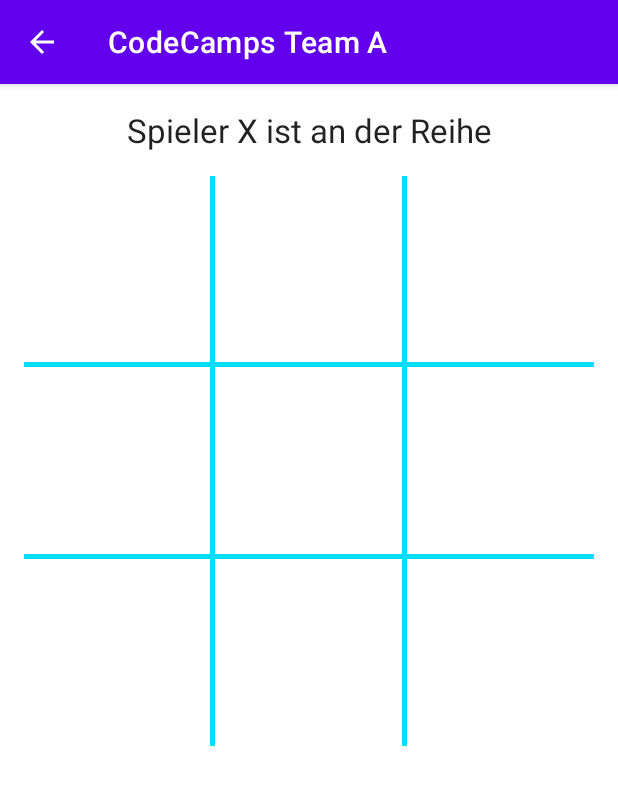
After one commit to JulianWerner98/CodeCampsTeamA, an Android app: the GameActivity screen opened directly, with no data from a screen before it, on a phone screen of 412 x 824 dp. The commit adds this screen. Shown: the top 785 px of the screen. Run offline under Robolectric (Android 15) with nearby library versions, the light colour scheme and no system bars.

Commit message:
feat: rudimental TTT with two Activitys

```diff
--- a/app/src/main/AndroidManifest.xml
+++ b/app/src/main/AndroidManifest.xml
@@ -18,6 +18,13 @@
                 <category android:name="android.intent.category.LAUNCHER" />
             </intent-filter>
         </activity>
+        <activity android:name=".GameActivity"
+            android:parentActivityName=".MainActivity">
+            <!-- The meta-data tag is required if you support API level 15 and lower -->
+            <meta-data
+                android:name="android.support.PARENT_ACTIVITY"
+                android:value=".MainActivity" />
+        </activity>
     </application>
 
 </manifest>
--- /dev/null
+++ b/app/src/main/java/de/uniks/ws2122/cc/teamA/GameActivity.kt
@@ -0,0 +1,86 @@
+package de.uniks.ws2122.cc.teamA
+
+import androidx.appcompat.app.AppCompatActivity
+import android.os.Bundle
+import android.widget.TextView
+import java.util.*
+import kotlin.collections.ArrayList
+
+class GameActivity : AppCompatActivity() {
+    private var currentPlayer = "X"
+    private var fields: ArrayList<TextView> = ArrayList()
+    private lateinit var statusText: TextView
+    private var phase = "playing"
+
+    override fun onCreate(savedInstanceState: Bundle?) {
+        super.onCreate(savedInstanceState)
+        setContentView(R.layout.activity_game)
+        statusText = findViewById(R.id.statusText)
+        statusText.text = "Spieler X ist an der Reihe"
+
+        fields.add(findViewById(R.id.field00))
+        fields.add(findViewById(R.id.field01))
+        fields.add(findViewById(R.id.field02))
+
+        fields.add(findViewById(R.id.field10))
+        fields.add(findViewById(R.id.field11))
+        fields.add(findViewById(R.id.field12))
+
+        fields.add(findViewById(R.id.field20))
+        fields.add(findViewById(R.id.field21))
+        fields.add(findViewById(R.id.field22))
+
+        for (i in 0..8) {
+            fields[i].setOnClickListener {
+                onFieldClicked(fields[i])
+            }
+        }
+    }
+
+    private fun onFieldClicked(field: TextView) {
+        if (field.text.isEmpty() and phase.equals("playing")) {
+            field.text = currentPlayer
+            currentPlayer = if (currentPlayer.equals("X")) "O" else "X"
+            statusText.text = "Spieler " + currentPlayer + " ist an der Reihe"
+            checkWinner()
+        }
+        else if (phase.equals("win")){
+            resetGame()
+        }
+    }
+
+    private fun checkWinner() {
+        //Schauen, ob field leer ist
+        var winner = ""
+        for (i in 0..2) {
+            //Row
+            if (fields[0 + (3 * i)].text.equals(fields[1 + (3 * i)].text) and
+                fields[1 + (3 * i)].text.equals(fields[2 + (3 * i)].text)
+            )
+                winner += fields[0 + (3 * i)].text.toString()
+            //Col
+            if (fields[0 + i].text.equals(fields[3 + i].text) and
+                fields[3 + i].text.equals(fields[6 + i].text)
+            ) winner += fields[0 + i].text.toString()
+        }
+        //Diagonalen
+        if (fields[0].text.equals(fields[4].text) and fields[4].text.equals(fields[8].text)
+        ) winner += fields[4].text.toString()
+        if (fields[2].text.equals(fields[4].text) and fields[4].text.equals(fields[6].text)
+        ) winner += fields[4].text.toString()
+
+        if (!winner.isEmpty()) {
+            statusText.text = "Spieler " + winner + " hat gewonnen"
+            phase = "win"
+        }
+    }
+    private fun resetGame(){
+        phase = "playing"
+        for (i in 0..8){
+            fields[i].text = ""
+        }
+        statusText.text = "Spieler X ist an der Reihe"
+        currentPlayer = "X"
+    }
+
+}
--- a/app/src/main/java/de/uniks/ws2122/cc/teamA/MainActivity.kt
+++ b/app/src/main/java/de/uniks/ws2122/cc/teamA/MainActivity.kt
@@ -1,11 +1,22 @@
 package de.uniks.ws2122.cc.teamA
 
+import android.content.Intent
 import androidx.appcompat.app.AppCompatActivity
 import android.os.Bundle
+import android.widget.*
 
 class MainActivity : AppCompatActivity() {
+    private lateinit var startGameButton: Button
+
     override fun onCreate(savedInstanceState: Bundle?) {
         super.onCreate(savedInstanceState)
         setContentView(R.layout.activity_main)
+        // Set
+        startGameButton = findViewById(R.id.startGameButton)
+        startGameButton.setOnClickListener {
+            val intent = Intent(this, GameActivity::class.java).apply {  }
+            startActivity(intent)
+        }
     }
+
 }
--- /dev/null
+++ b/app/src/main/res/layout/activity_game.xml
@@ -0,0 +1,146 @@
+<?xml version="1.0" encoding="utf-8"?>
+<androidx.constraintlayout.widget.ConstraintLayout xmlns:android="http://schemas.android.com/apk/res/android"
+    xmlns:app="http://schemas.android.com/apk/res-auto"
+    xmlns:tools="http://schemas.android.com/tools"
+    android:layout_width="match_parent"
+    android:layout_height="match_parent">
+
+    <TextView
+        android:id="@+id/statusText"
+        android:layout_width="wrap_content"
+        android:layout_height="wrap_content"
+        android:layout_marginTop="16dp"
+        android:textAppearance="@style/TextAppearance.AppCompat.Large"
+        app:layout_constraintEnd_toEndOf="parent"
+        app:layout_constraintStart_toStartOf="parent"
+        app:layout_constraintTop_toTopOf="parent" />
+
+    <TableLayout
+        android:layout_width="0dp"
+        android:layout_height="0dp"
+        android:layout_marginStart="16dp"
+        android:layout_marginTop="16dp"
+        android:layout_marginEnd="16dp"
+        android:background="@android:color/holo_blue_bright"
+        app:layout_constraintDimensionRatio="h,1:1"
+        app:layout_constraintEnd_toEndOf="parent"
+        app:layout_constraintStart_toStartOf="parent"
+        app:layout_constraintTop_toBottomOf="@+id/statusText">
+
+        <TableRow
+            android:layout_width="match_parent"
+            android:layout_height="match_parent"
+            android:layout_weight="1">
+
+            <TextView
+                android:id="@+id/field00"
+                android:layout_width="match_parent"
+                android:layout_height="match_parent"
+                android:layout_weight="1"
+                android:background="@color/white"
+                android:gravity="center"
+                android:textAppearance="@style/TextAppearance.AppCompat.Large" />
+
+            <TextView
+                android:id="@+id/field01"
+                android:layout_width="match_parent"
+                android:layout_height="match_parent"
+                android:layout_marginLeft="3dp"
+                android:layout_marginRight="3dp"
+                android:layout_weight="1"
+                android:background="@color/white"
+                android:clickable="false"
+                android:gravity="center"
+                android:textAppearance="@style/TextAppearance.AppCompat.Large" />
+
+            <TextView
+                android:id="@+id/field02"
+                android:layout_width="match_parent"
+                android:layout_height="match_parent"
+                android:layout_weight="1"
+                android:background="@color/white"
+                android:gravity="center"
+                android:textAppearance="@style/TextAppearance.AppCompat.Large" />
+        </TableRow>
+
+        <TableRow
+            android:layout_width="match_parent"
+            android:layout_height="match_parent"
+            android:layout_weight="1">
+
+            <TextView
+                android:id="@+id/field10"
+                android:layout_width="match_parent"
+                android:layout_height="match_parent"
+                android:layout_marginTop="3dp"
+                android:layout_marginBottom="3dp"
+                android:layout_weight="1"
+                android:background="@color/white"
+                android:gravity="center"
+                android:textAppearance="@style/TextAppearance.AppCompat.Large" />
+
+            <TextView
+                android:id="@+id/field11"
+                android:layout_width="match_parent"
+                android:layout_height="match_parent"
+                android:layout_marginLeft="3dp"
+                android:layout_marginTop="3dp"
+                android:layout_marginRight="3dp"
+                android:layout_marginBottom="3dp"
+                android:layout_weight="1"
+                android:background="@color/white"
+                android:clickable="false"
+                android:gravity="center"
+                android:textAppearance="@style/TextAppearance.AppCompat.Large" />
+
+            <TextView
+                android:id="@+id/field12"
+                android:layout_width="match_parent"
+                android:layout_height="match_parent"
+                android:layout_marginTop="3dp"
+                android:layout_marginBottom="3dp"
+                android:layout_weight="1"
+                android:background="@color/white"
+                android:gravity="center"
+                android:textAppearance="@style/TextAppearance.AppCompat.Large" />
+        </TableRow>
+
+        <TableRow
+            android:layout_width="match_parent"
+            android:layout_height="match_parent"
+            android:layout_weight="1">
+
+            <TextView
+                android:id="@+id/field20"
+                android:layout_width="match_parent"
+                android:layout_height="match_parent"
+                android:layout_weight="1"
+                android:background="@color/white"
+                android:gravity="center"
+                android:textAppearance="@style/TextAppearance.AppCompat.Large" />
+
+            <TextView
+                android:id="@+id/field21"
+                android:layout_width="match_parent"
+                android:layout_height="match_parent"
+                android:layout_marginLeft="3dp"
+                android:layout_marginRight="3dp"
+                android:layout_weight="1"
+                android:background="@color/white"
+                android:clickable="false"
+                android:gravity="center"
+                android:textAppearance="@style/TextAppearance.AppCompat.Large" />
+
+            <TextView
+                android:id="@+id/field22"
+                android:layout_width="match_parent"
+                android:layout_height="match_parent"
+                android:layout_weight="1"
+                android:background="@color/white"
+                android:gravity="center"
+                android:textAppearance="@style/TextAppearance.AppCompat.Large" />
+        </TableRow>
+
+    </TableLayout>
+
+</androidx.constraintlayout.widget.ConstraintLayout>
--- a/app/src/main/res/layout/activity_main.xml
+++ b/app/src/main/res/layout/activity_main.xml
@@ -4,15 +4,18 @@
     xmlns:tools="http://schemas.android.com/tools"
     android:layout_width="match_parent"
     android:layout_height="match_parent"
+    android:background="@color/cardview_dark_background"
     tools:context=".MainActivity">
 
-    <TextView
+    <Button
+        android:id="@+id/startGameButton"
+        style="@style/Widget.AppCompat.Button"
         android:layout_width="wrap_content"
         android:layout_height="wrap_content"
-        android:text="Hello World!"
+        android:layout_marginBottom="120dp"
+        android:text="Start Game"
         app:layout_constraintBottom_toBottomOf="parent"
-        app:layout_constraintLeft_toLeftOf="parent"
-        app:layout_constraintRight_toRightOf="parent"
-        app:layout_constraintTop_toTopOf="parent" />
+        app:layout_constraintEnd_toEndOf="parent"
+        app:layout_constraintStart_toStartOf="parent" />
 
 </androidx.constraintlayout.widget.ConstraintLayout>
--- a/app/src/main/res/values/strings.xml
+++ b/app/src/main/res/values/strings.xml
@@ -1,3 +1,3 @@
 <resources>
-    <string name="app_name">CC Team A</string>
+    <string name="app_name">CodeCamps Team A</string>
 </resources>
--- a/build.gradle
+++ b/build.gradle
@@ -12,7 +12,6 @@ buildscript {
         // in the individual module build.gradle files
     }
 }
-
 task clean(type: Delete) {
     delete rootProject.buildDir
 }
```
